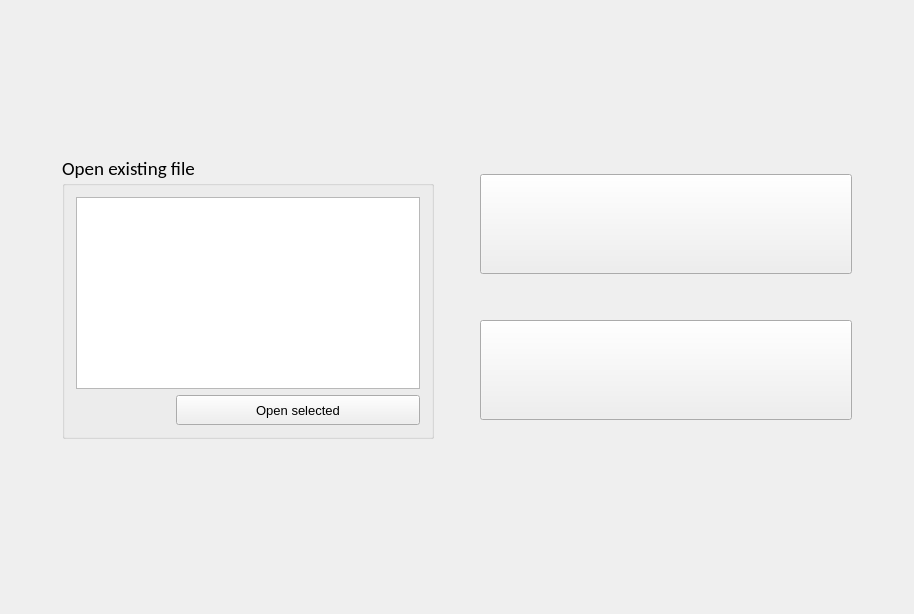
The window that textedit/landingpage.ui (pgallo725/livetext-pds) describes before a commit, drawn with Qt 5.
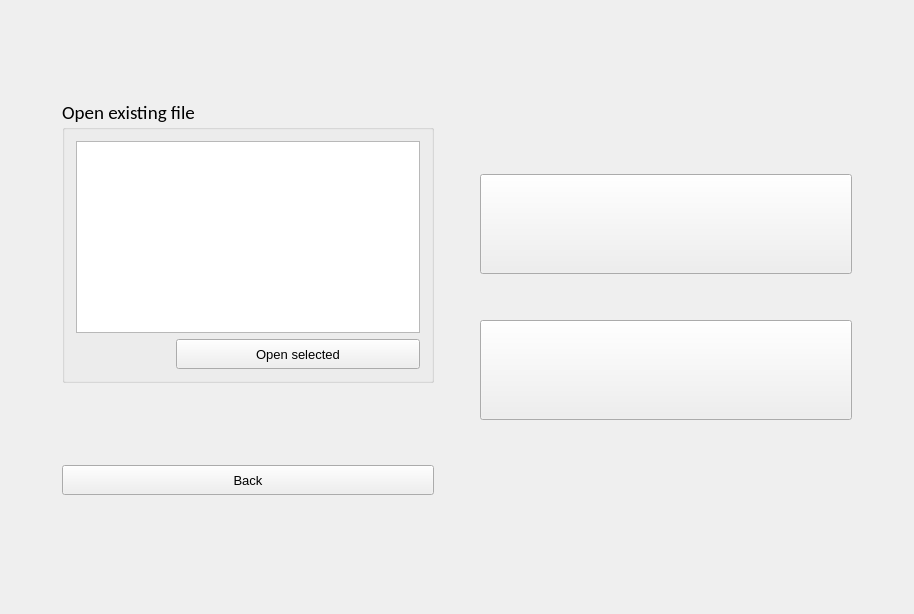
The same window after the commit. The open tabs and pages were chosen to show the change.

What changed in the file:
```diff
--- a/textedit/landingpage.ui
+++ b/textedit/landingpage.ui
@@ -863,6 +863,48 @@
             </layout>
            </widget>
           </item>
+          <item>
+           <spacer name="verticalSpacer_8">
+            <property name="orientation">
+             <enum>Qt::Vertical</enum>
+            </property>
+            <property name="sizeHint" stdset="0">
+             <size>
+              <width>20</width>
+              <height>40</height>
+             </size>
+            </property>
+           </spacer>
+          </item>
+          <item>
+           <layout class="QHBoxLayout" name="horizontalLayout_6">
+            <property name="rightMargin">
+             <number>0</number>
+            </property>
+            <property name="bottomMargin">
+             <number>0</number>
+            </property>
+            <item>
+             <widget class="QPushButton" name="pushButton_back">
+              <property name="minimumSize">
+               <size>
+                <width>0</width>
+                <height>30</height>
+               </size>
+              </property>
+              <property name="maximumSize">
+               <size>
+                <width>16777215</width>
+                <height>16777215</height>
+               </size>
+              </property>
+              <property name="text">
+               <string>Back</string>
+              </property>
+             </widget>
+            </item>
+           </layout>
+          </item>
           <item>
            <spacer name="verticalSpacer_16">
             <property name="orientation">
```
Left out of the diff: 2 changed lines with no effect on the pictures.
